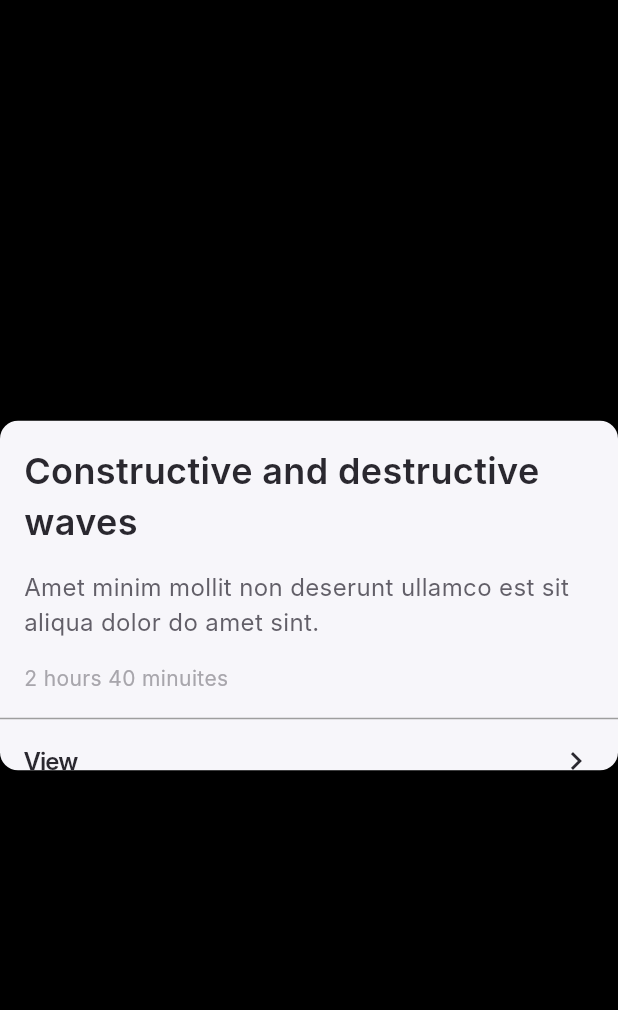
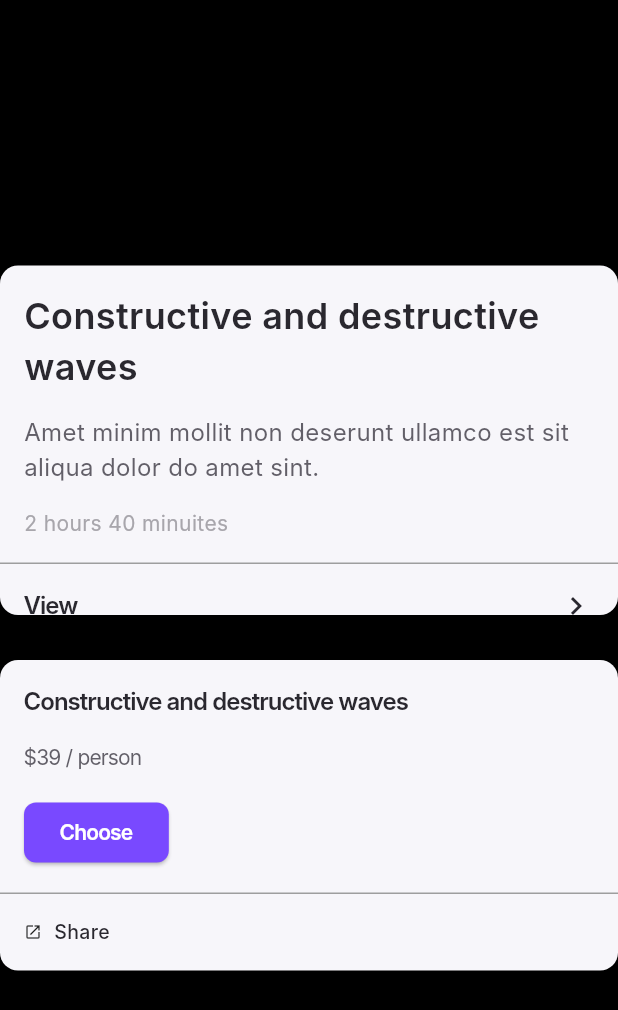
Before and after one commit to ayahetsiam/Flutter-UI-Cards, a Flutter app: the screen it shows after launch, on a phone screen of 412 x 824 dp. Shown: the top 1010 px of the screen. Run offline on Flutter 3.47's test engine with Material 3 defaults, Android fonts, the phone set to English and light mode, and no system bars; our stand-ins replace gap; Roboto replaces fonts that are missing (Inter).

Commit message:
19th card

```diff
--- a/lib/Components/view6Componants/card18.dart
+++ b/lib/Components/view6Componants/card18.dart
@@ -52,10 +52,14 @@ class Card18 extends StatelessWidget {
                 ],
               ),
             ),
-            const Divider(height: 1, color: Colors.grey,),
             Container(
                   padding: const EdgeInsets.all(16),
-                  height: 56,
+                  decoration: const BoxDecoration(
+                    border: Border(top: BorderSide(
+                      color: Colors.grey,
+                      width: 1,
+                    ))
+                  ),
                   child: const Row(
                     children: [
                       Expanded(
--- /dev/null
+++ b/lib/Components/view6Componants/card19.dart
@@ -0,0 +1,105 @@
+import 'package:flutter/material.dart';
+import 'package:gap/gap.dart';
+
+class Card19 extends StatelessWidget {
+  const Card19({Key? key}) : super(key: key);
+
+  @override
+  Widget build(BuildContext context) {
+    return Container(
+      width: double.infinity,
+      //margin: const EdgeInsets.all(16),
+      decoration: BoxDecoration(
+        color: const Color(0xFFF7F6FA),
+        borderRadius: BorderRadius.circular(12),
+      ),
+      child: Column(
+        crossAxisAlignment: CrossAxisAlignment.start,
+        children: [
+          Container(
+            padding: const EdgeInsets.all(16),
+            child: Column(
+              crossAxisAlignment: CrossAxisAlignment.start,
+              children: [
+                const Text(
+                  "Constructive and destructive waves",
+                  style: TextStyle(
+                    color: Color(0xFF2A282F),
+                    fontWeight: FontWeight.w600,
+                    fontSize: 16,
+                    fontFamily: "Inter",
+                    letterSpacing: -0.64,
+                  ),
+                ),
+                const Gap(16),
+                const Text(
+                  "\$39 / person",
+                  style: TextStyle(
+                    color: Color(0xFF625F68),
+                    fontWeight: FontWeight.w400,
+                    fontSize: 14,
+                    fontFamily: "Inter",
+                    letterSpacing: -0.56,
+                  ),
+                ),
+                const Gap(16),
+                ElevatedButton(
+                  onPressed: () {},
+                  style: ButtonStyle(
+                    shape: MaterialStateProperty.all(RoundedRectangleBorder(
+                      borderRadius: BorderRadius.circular(8),
+                    )),
+                    backgroundColor:
+                        MaterialStateProperty.all(const Color(0xFF7949FF)),
+                  ),
+                  child: const Text(
+                    "Choose",
+                    style: TextStyle(
+                      color: Colors.white,
+                      fontWeight: FontWeight.w600,
+                      fontSize: 14,
+                      fontFamily: "Inter",
+                      letterSpacing: -0.56,
+                      fontStyle: FontStyle.normal,
+                    ),
+                  ),
+                ),
+              ],
+            ),
+          ),
+          Container(
+              padding: const EdgeInsets.all(16),
+              //height: 48,
+              decoration: const BoxDecoration(
+                border: Border(
+                  top: BorderSide(
+                    color: Colors.grey,
+                    width: 1,
+                  ),
+                ),
+              ),
+              child: const Row(
+                children: [
+                  Icon(
+                    Icons.launch,
+                    size: 12,
+                  ),
+                  Gap(8),
+                  Text(
+                    "Share",
+                    style: TextStyle(
+                      color: Color(0xFF2A282F),
+                      fontWeight: FontWeight.w500,
+                      fontSize: 13,
+                      fontFamily: "Inter",
+                      fontStyle: FontStyle.normal,
+                    ),
+                  ),
+                ],
+              ),
+            ),
+        ],
+      ),
+    );
+  }
+}
--- a/lib/Views/view6.dart
+++ b/lib/Views/view6.dart
@@ -1,5 +1,6 @@
 import 'package:flutter/material.dart';
 import 'package:flutter_ui_cards/Components/view6Componants/card18.dart';
+import 'package:flutter_ui_cards/Components/view6Componants/card19.dart';
 import 'package:gap/gap.dart';
 
 class View6 extends StatelessWidget {
@@ -14,6 +15,7 @@ class View6 extends StatelessWidget {
         children: [
           Card18(),
           Gap(30),
+          Card19(),
         ],
       ),
     );
```
